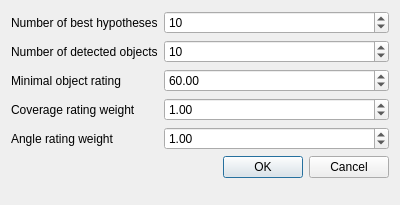
Old version of the form app/form/objectdetection/haff/haffconfigdialog.ui in the repository FormSeher/formseher.
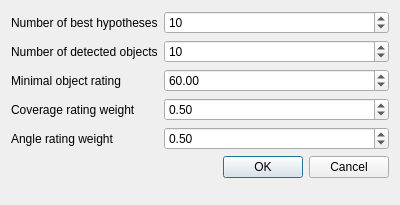
New version of the form.

Commit message: Set Haff rating weights to 0.5

```diff
--- a/app/form/objectdetection/haff/haffconfigdialog.ui
+++ b/app/form/objectdetection/haff/haffconfigdialog.ui
@@ -90,7 +90,7 @@
       <double>0.010000000000000</double>
      </property>
      <property name="value">
-      <double>1.000000000000000</double>
+      <double>0.500000000000000</double>
      </property>
     </widget>
    </item>
@@ -110,7 +110,7 @@
       <double>0.010000000000000</double>
      </property>
      <property name="value">
-      <double>1.000000000000000</double>
+      <double>0.500000000000000</double>
      </property>
     </widget>
    </item>
```
The commit also changes 1 other file.
